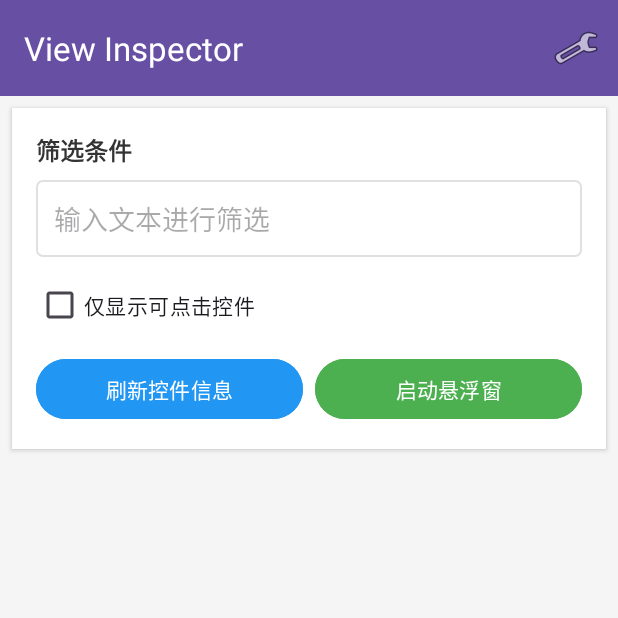
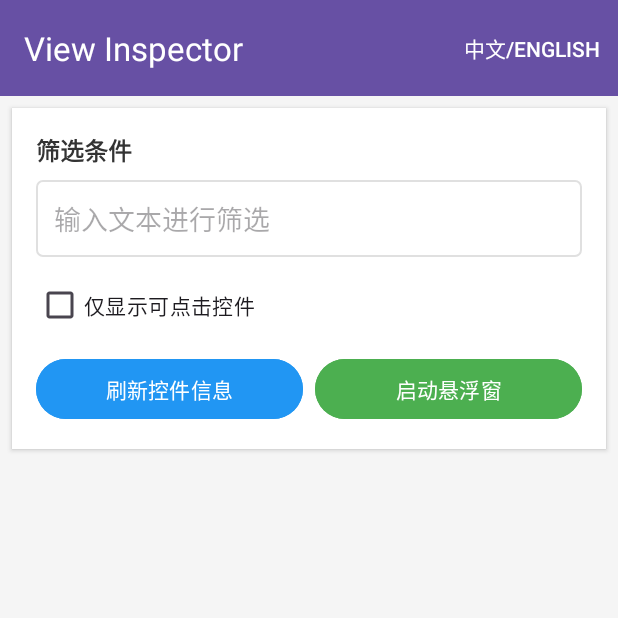
Before and after one commit to TheNotoBarth/JH-ViewInspector, an Android app: the screen it shows after launch (MainActivity), on a phone screen of 412 x 824 dp, the top half of it. Run offline under Robolectric (Android 15) with nearby library versions, the phone set to English and light mode, and no system bars.

Commit message:
优化图标

```diff
--- a/ViewInspector/app/src/main/java/com/example/viewinspector/MainActivity.java
+++ b/ViewInspector/app/src/main/java/com/example/viewinspector/MainActivity.java
@@ -98,7 +98,6 @@ public class MainActivity extends AppCompatActivity {
         int id = item.getItemId();
 
         if (id == R.id.action_language) {
-            // 直接切换语言，不显示对话框
             String newLanguage = currentLanguage.equals("zh") ? "en" : "zh";
             currentLanguage = newLanguage;
             setAppLanguage(currentLanguage);
--- a/ViewInspector/app/src/main/res/menu/menu_main.xml
+++ b/ViewInspector/app/src/main/res/menu/menu_main.xml
@@ -4,8 +4,7 @@
 
     <item
         android:id="@+id/action_language"
-        android:title="@string/language_settings"
-        android:icon="@android:drawable/ic_menu_manage"
-        app:showAsAction="ifRoom" />
+        android:title="@string/language_switch"
+        app:showAsAction="always" />
 
 </menu>
```
